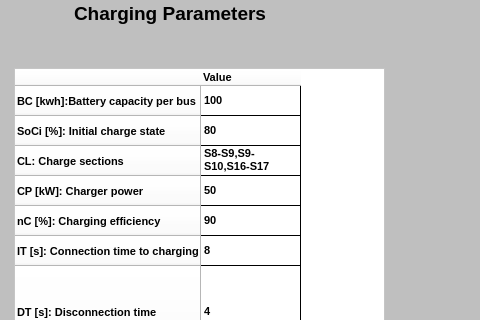
First picture: the form in UI/InterfaceDynamic.ui, repository Potter-Gryffindor/Proyecto-Final, before the edit; both pictures show x 108 to 588 and y 97 to 417 of the 967 by 686 pixel window.
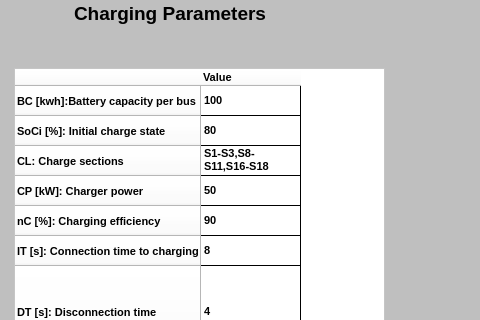
Second picture: the form after the edit. Icons and pictures are not drawn.

Diff of the .ui file:
```diff
--- a/UI/InterfaceDynamic.ui
+++ b/UI/InterfaceDynamic.ui
@@ -1176,7 +1176,7 @@
       </item>
       <item row="2" column="0">
        <property name="text">
-        <string>S8-S9,S9-S10,S16-S17</string>
+        <string>S1-S3,S8-S11,S16-S18</string>
        </property>
        <property name="font">
         <font>
```
Left out of the diff: 2 changed lines with no effect on the pictures.
